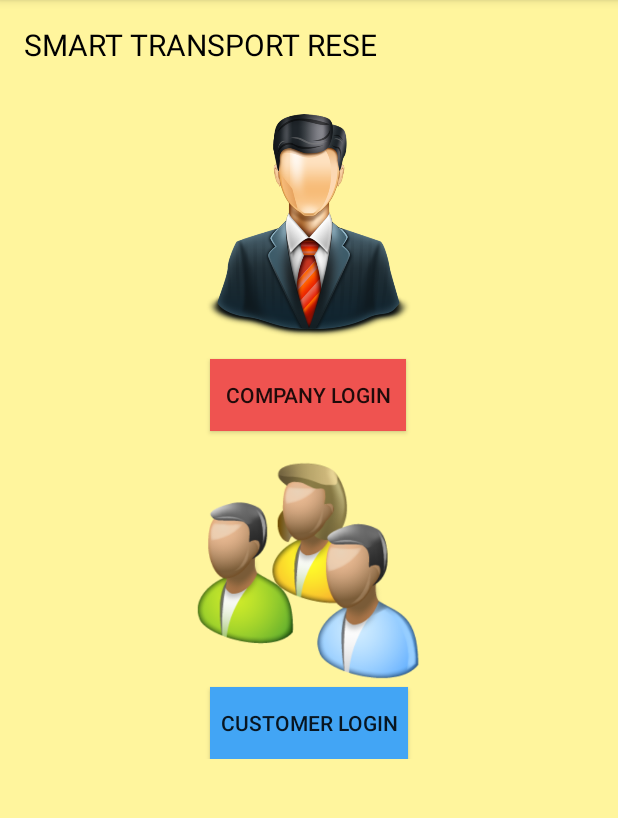
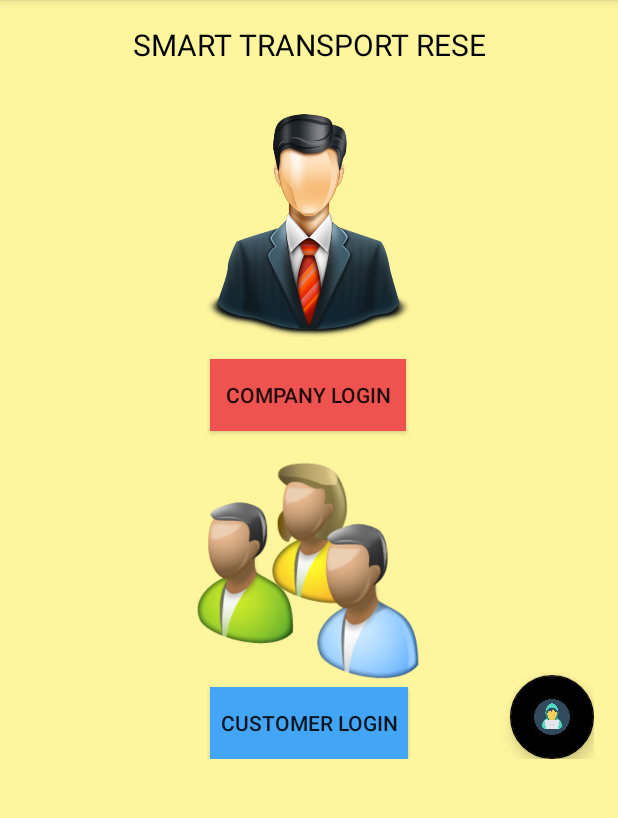
Before and after one commit to Utkarsh-Bajpai/STRS, an Android app: the MainActivity screen opened directly, with no data from a screen before it, on a phone screen of 412 x 824 dp, the part 84-902 px from its top. Run offline under Robolectric (Android 15) with nearby library versions, the phone set to English and light mode, and no system bars.

```diff
--- a/app/src/main/java/com/example/android/strs/Company_Tab_Layout/CompanyInfo.java
+++ b/app/src/main/java/com/example/android/strs/Company_Tab_Layout/CompanyInfo.java
@@ -56,12 +56,6 @@ public class CompanyInfo extends Fragment {
         //setDetails();
         etCUsername.setText("Username: " + cusername ,TextView.BufferType.EDITABLE);
 
-        /*String name = "Utkarsh Travels";
-        String location = "New Delhi";
-        String email = "utkarsh.bajpai2015@vit.ac.in";
-        String contact = "9873751601";
-        String mode = "Cab/Taxi";*/
-
         String name = helper.searchName(cusername);
         etCName.setText(name,TextView.BufferType.EDITABLE);
 
--- a/app/src/main/java/com/example/android/strs/CustomerLoginActivity.java
+++ b/app/src/main/java/com/example/android/strs/CustomerLoginActivity.java
@@ -76,7 +76,7 @@ public class CustomerLoginActivity extends AppCompatActivity
         isValid = true;
 
         if (etUsername.length() < 3) {
-            etUsername.setError("Company Username should have atleast 3 characters");
+            etUsername.setError("Customer Username should have atleast 3 characters");
             isValid = false;
             return isValid;
         } else {
--- a/app/src/main/java/com/example/android/strs/MainActivity.java
+++ b/app/src/main/java/com/example/android/strs/MainActivity.java
@@ -27,7 +27,7 @@ public class MainActivity extends AppCompatActivity
 
         final Button bCustomerLogin = (Button) findViewById(R.id.bCustomerLogin);
         final Button bCompanyLogin = (Button) findViewById(R.id.bCompanyLogin);
-        //FloatingActionButton fab = (FloatingActionButton) findViewById(R.id.fab);
+        FloatingActionButton fab = (FloatingActionButton) findViewById(R.id.floatingActionButton);
 
         bCustomerLogin.setOnClickListener(new View.OnClickListener()
         {
@@ -48,13 +48,13 @@ public class MainActivity extends AppCompatActivity
             }
         });
 
-        /*fab.setOnClickListener(new View.OnClickListener() {
+        fab.setOnClickListener(new View.OnClickListener() {
             @Override
             public void onClick(View view) {
-                Snackbar.make(view, "Hello "+ username, Snackbar.LENGTH_LONG)
+                Snackbar.make(view, "This is a project Made By UTKARSH BAJPAI\n\t\t\t\t\t\tVIT UNIVERSITY - 15BCE2082", Snackbar.LENGTH_LONG)
                         .setAction("Action", null).show();
 
             }
-        });*/
+        });
     }
 }
--- a/app/src/main/java/com/example/android/strs/Tab_Layout/MyRecyclerAdapter.java
+++ b/app/src/main/java/com/example/android/strs/Tab_Layout/MyRecyclerAdapter.java
@@ -89,7 +89,6 @@ public class MyRecyclerAdapter extends RecyclerView
         @Override
         public void onClick(View v) {
             myClickListener.onItemClick(getAdapterPosition(), v);
-            //Toast.makeText(v.getContext(), "ITEM PRESSED = " + String.valueOf(getAdapterPosition()), Toast.LENGTH_SHORT).show();
         }
     }
 
@@ -101,8 +100,7 @@ public class MyRecyclerAdapter extends RecyclerView
     @Override
     public DataObjectHolder onCreateViewHolder(ViewGroup parent,int viewType)
     {
-        View view = LayoutInflater.from(parent.getContext())
-                .inflate(R.layout.display_transport, parent, false);
+        View view = LayoutInflater.from(parent.getContext()).inflate(R.layout.display_transport, parent, false);
 
         DataObjectHolder dataObjectHolder = new DataObjectHolder(view);
 
--- a/app/src/main/res/layout/activity_main.xml
+++ b/app/src/main/res/layout/activity_main.xml
@@ -1,5 +1,6 @@
 <?xml version="1.0" encoding="utf-8"?>
 <RelativeLayout xmlns:android="http://schemas.android.com/apk/res/android"
+    xmlns:app="http://schemas.android.com/apk/res-auto"
     xmlns:tools="http://schemas.android.com/tools"
     android:id="@+id/activity_main"
     android:layout_width="match_parent"
@@ -14,24 +15,22 @@
 
     <ScrollView
         android:layout_width="match_parent"
-        android:layout_height="match_parent"
-        android:layout_alignParentBottom="true"
-        android:layout_alignParentEnd="true">
+        android:layout_height="match_parent">
 
         <RelativeLayout
             android:layout_width="match_parent"
-            android:layout_height="wrap_content"
+            android:layout_height="match_parent"
             android:orientation="vertical">
 
             <com.example.android.strs.TypeWriter
-                android:layout_width="wrap_content"
+                android:id="@+id/textView7"
+                android:layout_width="match_parent"
                 android:layout_height="wrap_content"
+                android:gravity="center"
+                android:text="Smart Transport Reservation System"
                 android:textAllCaps="true"
-                android:textSize="20sp"
-                android:id="@+id/textView7"
                 android:textColor="#000000"
-                android:gravity="center"
-                android:text="Smart Transport Reservation System"/>
+                android:textSize="20sp" />
 
             <ImageView
                 android:id="@+id/photo_image_company"
@@ -77,6 +76,17 @@
                 android:layout_below="@+id/photo_image_user"
                 android:layout_centerHorizontal="true" />
 
+            <android.support.design.widget.FloatingActionButton
+                android:id="@+id/floatingActionButton"
+                android:layout_width="wrap_content"
+                android:layout_height="wrap_content"
+                android:clickable="true"
+                app:fabSize="normal"
+                app:srcCompat="@drawable/developer"
+                android:layout_alignParentBottom="true"
+                android:layout_alignParentEnd="true"
+                android:layout_marginBottom="10dp" />
+
         </RelativeLayout>
 
     </ScrollView>
--- a/app/src/main/res/layout/display_transport.xml
+++ b/app/src/main/res/layout/display_transport.xml
@@ -15,7 +15,7 @@
         <RelativeLayout
             android:layout_width="match_parent"
             android:layout_height="wrap_content"
-            android:background="#FFCDD2">
+            android:background="#80CBC4">
 
             <TextView
                 android:id="@+id/textView9"
--- a/build.gradle
+++ b/build.gradle
@@ -5,7 +5,7 @@ buildscript {
         jcenter()
     }
     dependencies {
-        classpath 'com.android.tools.build:gradle:2.3.1'
+        classpath 'com.android.tools.build:gradle:2.3.2'
 
         // NOTE: Do not place your application dependencies here; they belong
         // in the individual module build.gradle files
```
Also changed, not shown: app/src/main/java/com/example/android/strs/Customer_Tab_Layout/MyBookingRecyclerAdapter.java (+0 -11 lines), app/src/main/java/com/example/android/strs/Customer_Tab_Layout/MyBookings.java (+0 -38 lines), app/src/main/java/com/example/android/strs/Customer_Tab_Layout/UserInfo.java (+0 -17 lines), app/src/main/java/com/example/android/strs/Tab_Layout/AllTransports.java (+34 -51 lines), app/src/main/java/com/example/android/strs/data_customer/CustomerDatabaseHelper.java (+0 -8 lines), app/src/main/res/layout/activity_splash.xml (+12 -0 lines), app/src/main/res/drawable/developer.png (added).
